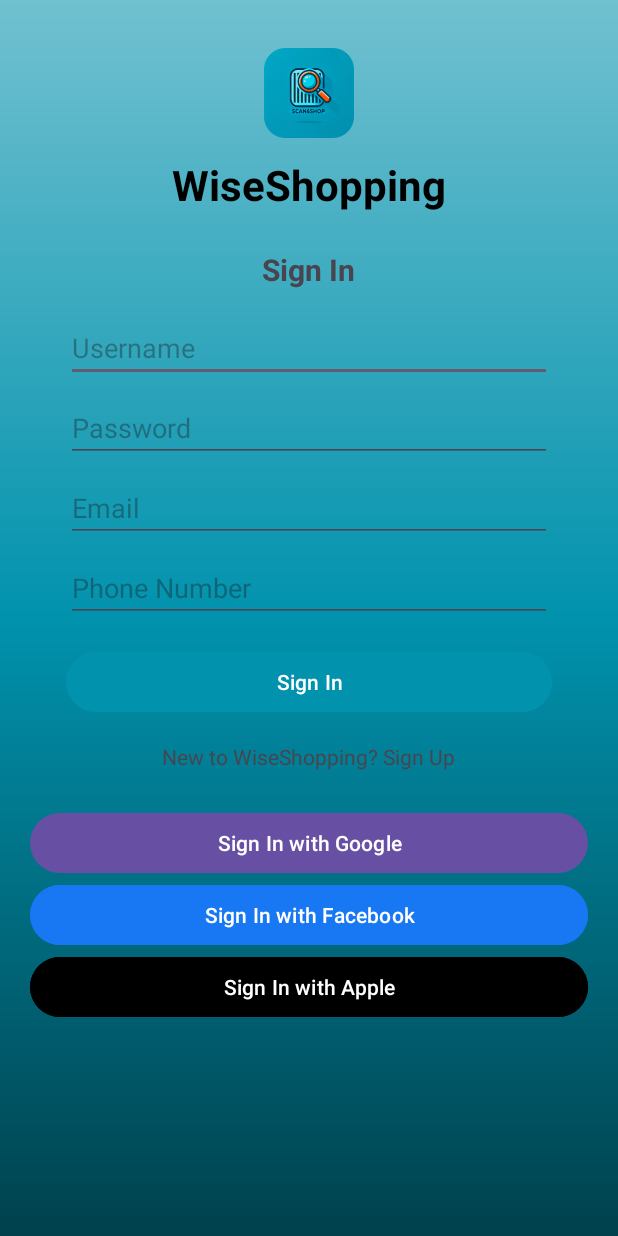
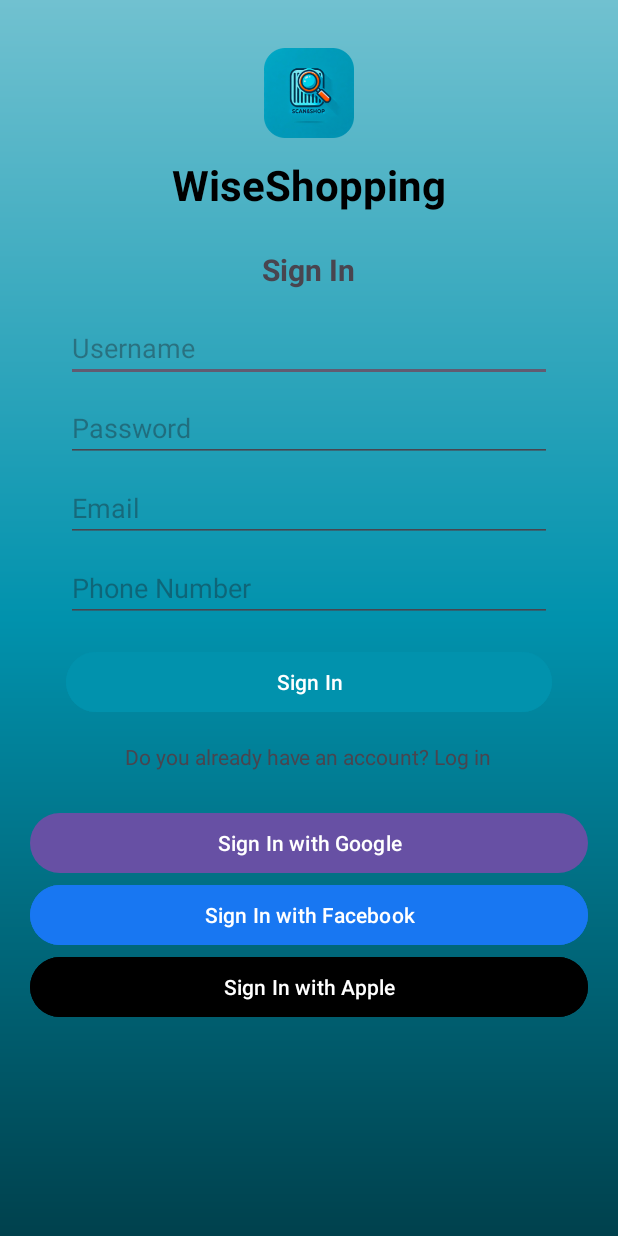
Before and after one commit to GuilhermeKatchau/ShoppingWise2, an Android app: the screen it shows after launch (SignInActivity), after a tap on "Sign In", on a phone screen of 412 x 824 dp. Run offline under Robolectric (Android 15) with nearby library versions, the phone set to English and light mode, and no system bars; 2 statements that could not run were skipped.

```diff
--- a/app/src/main/java/com/example/shoppingwise2/SignInActivity.java
+++ b/app/src/main/java/com/example/shoppingwise2/SignInActivity.java
@@ -1,8 +1,10 @@
 package com.example.shoppingwise2;
 
+import android.content.Intent;
 import android.os.Bundle;
 import android.widget.Button;
 import android.widget.EditText;
+import android.widget.TextView;
 import android.widget.Toast;
 
 import androidx.appcompat.app.AppCompatActivity;
@@ -13,8 +15,9 @@ import retrofit2.Response;
 
 public class SignInActivity extends AppCompatActivity {
 
-    private EditText editNome, editEmail, editPnum;
+    private EditText editNome, editPasswd, editEmail, editPnum;
     private Button btnSignIn;
+    private TextView btnLogin;
     private SupabaseApi api;
 
     @Override
@@ -23,18 +26,26 @@ public class SignInActivity extends AppCompatActivity {
         setContentView(R.layout.activity_sign_in);
 
         editNome = findViewById(R.id.username);
+        editPasswd = findViewById(R.id.password);
         editEmail = findViewById(R.id.email);
         editPnum = findViewById(R.id.phoneNumber);
         btnSignIn = findViewById(R.id.SignInButton);
+        btnLogin = findViewById(R.id.notNewButton);
 
         api = RetrofitClient.getInstance().create(SupabaseApi.class);
 
+        btnLogin.setOnClickListener(v -> {
+            startActivity(new Intent(this, LoginActivity.class));
+            finish();
+        });
+
         btnSignIn.setOnClickListener(v -> {
             String nome = editNome.getText().toString().trim();
+            String password = editPasswd.getText().toString().trim();
             String email = editEmail.getText().toString().trim();
             int pnum = Integer.parseInt(editPnum.getText().toString().trim());
 
-            Utilizador utilizador = new Utilizador(nome, email, pnum);
+            Utilizador utilizador = new Utilizador(nome, password, email, pnum);
 
             Call<Void> call = api.createUser(utilizador);
             call.enqueue(new Callback<Void>() {
--- a/app/src/main/java/com/example/shoppingwise2/SupabaseApi.java
+++ b/app/src/main/java/com/example/shoppingwise2/SupabaseApi.java
@@ -1,9 +1,13 @@
 package com.example.shoppingwise2;
+
+import java.util.List;
 
 import retrofit2.Call;
 import retrofit2.http.Body;
+import retrofit2.http.GET;
 import retrofit2.http.Headers;
 import retrofit2.http.POST;
+import retrofit2.http.Query;
 
 public interface SupabaseApi {
     @Headers({
@@ -14,4 +18,16 @@ public interface SupabaseApi {
     })
     @POST("utilizador")
     Call<Void> createUser(@Body Utilizador utilizador);
+
+    @Headers({
+            "apikey: eyJhbGciOiJIUzI1NiIsInR5cCI6IkpXVCJ9.eyJpc3MiOiJzdXBhYmFzZSIsInJlZiI6ImZqc2pieG1pbHF4bnl2bnd6ZmJ2Iiwicm9sZSI6ImFub24iLCJpYXQiOjE3NDczMTY5MDEsImV4cCI6MjA2Mjg5MjkwMX0.1gtDdssG4A3mqRPhJh0bdFZNM_s-eWGEIZENMkM9GtQ",
+            "Authorization: Bearer eyJhbGciOiJIUzI1NiIsInR5cCI6IkpXVCJ9.eyJpc3MiOiJzdXBhYmFzZSIsInJlZiI6ImZqc2pieG1pbHF4bnl2bnd6ZmJ2Iiwicm9sZSI6ImFub24iLCJpYXQiOjE3NDczMTY5MDEsImV4cCI6MjA2Mjg5MjkwMX0.1gtDdssG4A3mqRPhJh0bdFZNM_s-eWGEIZENMkM9GtQ",
+            "Content-Type: application/json",
+            "Prefer: return=minimal"
+    })
+    @GET("utilizador")
+    Call<List<Utilizador>> login(
+            @Query(value = "email", encoded = true) String email,
+            @Query(value = "passwd", encoded = true) String passwd
+    );
 }
--- a/app/src/main/java/com/example/shoppingwise2/Utilizador.java
+++ b/app/src/main/java/com/example/shoppingwise2/Utilizador.java
@@ -2,17 +2,23 @@ package com.example.shoppingwise2;
 
 public class Utilizador {
     private String nome;
+    private String passwd;
     private String email;
     private int pnum;
 
-    public Utilizador(String nome, String email, int pnum) {
+    public Utilizador(String nome, String passwd, String email, int pnum) {
         this.nome = nome;
+        this.passwd = passwd;
         this.email = email;
         this.pnum = pnum;
     }
 
     public String getNome() {
         return nome;
+    }
+
+    public String getPasswd() {
+        return passwd;
     }
 
     public String getEmail() {
--- a/app/src/main/res/layout/activity_log_in.xml
+++ b/app/src/main/res/layout/activity_log_in.xml
@@ -50,6 +50,7 @@
             android:layout_marginBottom="16dp" />
 
         <EditText
+            android:id="@+id/loginEmail"
             android:layout_width="match_parent"
             android:layout_height="wrap_content"
             android:hint="Email"
@@ -57,6 +58,7 @@
             android:layout_marginBottom="12dp" />
 
         <EditText
+            android:id="@+id/loginPasswd"
             android:layout_width="match_parent"
             android:layout_height="wrap_content"
             android:hint="Password"
@@ -64,6 +66,7 @@
             android:layout_marginBottom="20dp" />
 
         <Button
+            android:id="@+id/loginButton"
             android:layout_width="match_parent"
             android:layout_height="wrap_content"
             android:text="Login"
--- a/app/src/main/res/layout/activity_sign_in.xml
+++ b/app/src/main/res/layout/activity_sign_in.xml
@@ -91,11 +91,12 @@
                 android:textColor="#FFFFFF" />
 
             <TextView
+                android:id="@+id/notNewButton"
                 android:layout_width="wrap_content"
                 android:layout_height="wrap_content"
                 android:layout_gravity="center_horizontal"
                 android:layout_marginTop="16dp"
-                android:text="New to WiseShopping? Sign Up" />
+                android:text="Do you already have an account? Log in" />
         </LinearLayout>
 
            <Button
```
Also changed, not shown: app/src/main/java/com/example/shoppingwise2/LoginActivity.java (+50 -5 lines).
